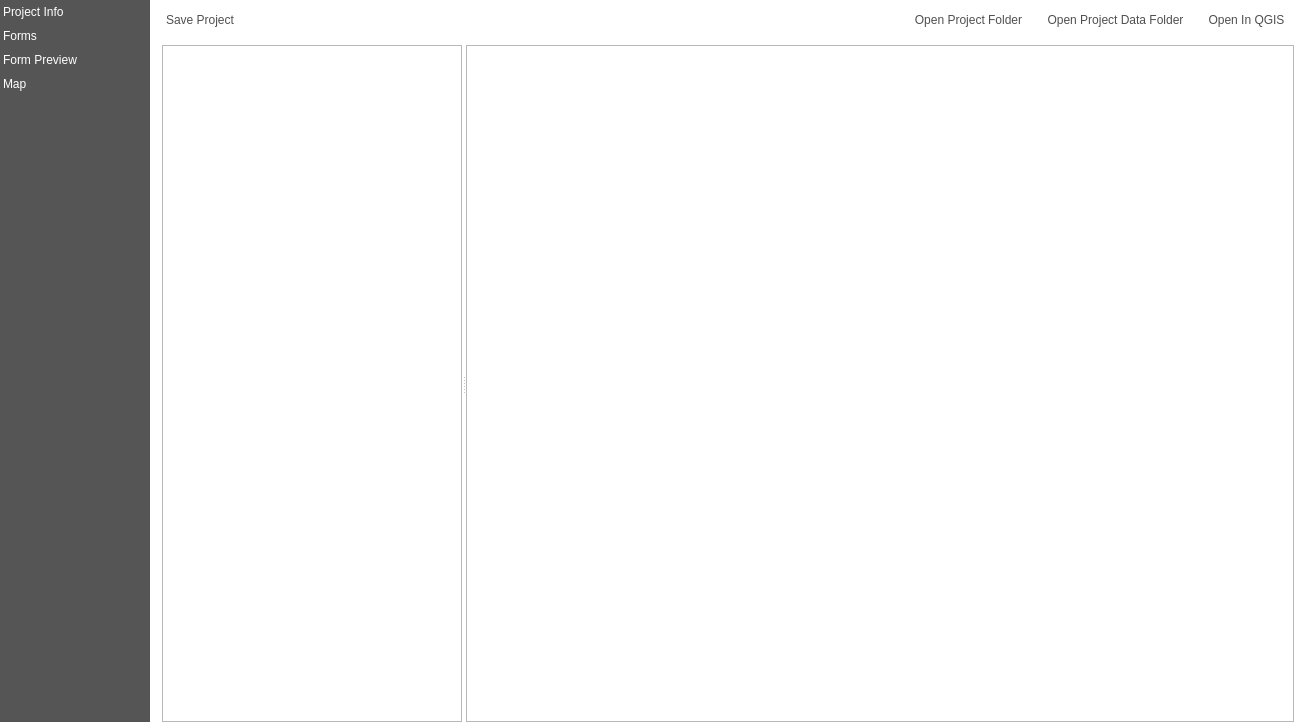
This is src/configmanager/ui/ui_projectwidget.ui in roam-qgis/Roam as Qt 5 draws it before an edit. The edited form follows.
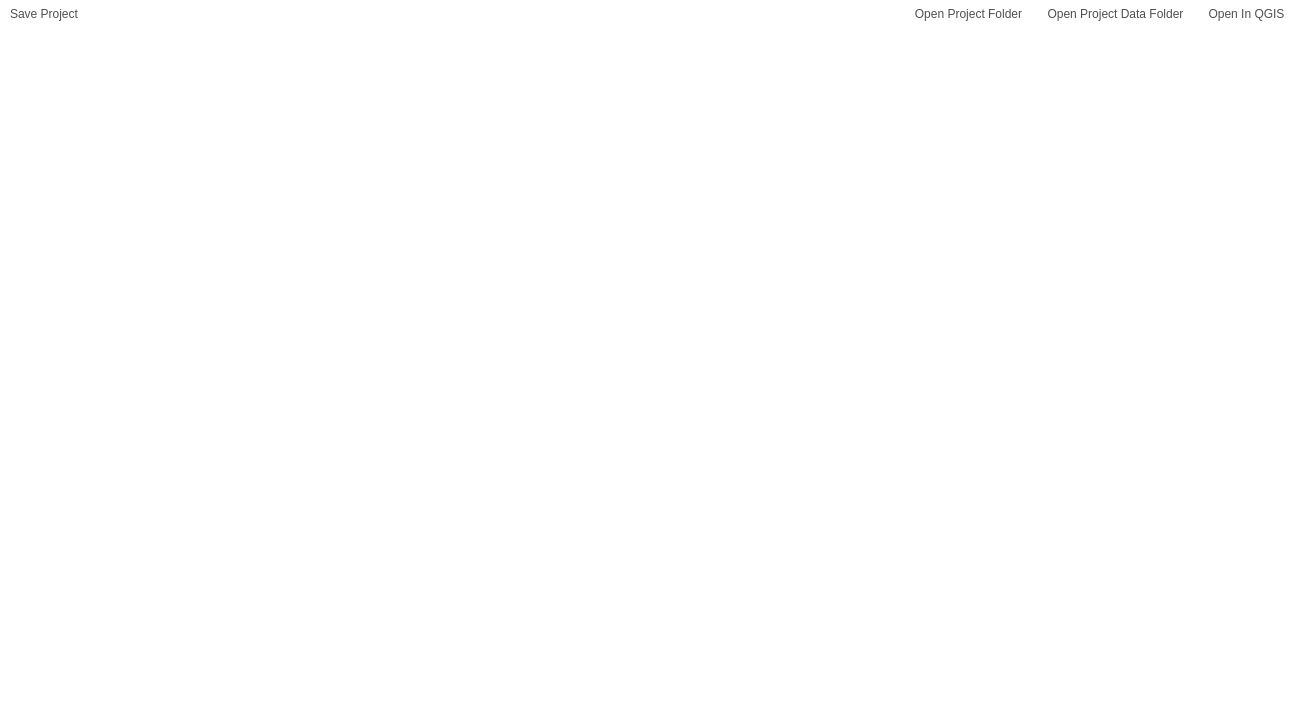
This is the edited form. The open tabs and pages were chosen to show the change. Icons and pictures are not drawn. Custom widgets are drawn as their Qt base class.

Commit message: Use tree view for project view

The edit to the form file:
```diff
--- a/src/configmanager/ui/ui_projectwidget.ui
+++ b/src/configmanager/ui/ui_projectwidget.ui
@@ -85,91 +85,7 @@
    <property name="margin">
     <number>0</number>
    </property>
-   <item row="0" column="0" rowspan="4">
-    <widget class="QListWidget" name="menuList">
-     <property name="sizePolicy">
-      <sizepolicy hsizetype="Maximum" vsizetype="Expanding">
-       <horstretch>0</horstretch>
-       <verstretch>0</verstretch>
-      </sizepolicy>
-     </property>
-     <property name="minimumSize">
-      <size>
-       <width>150</width>
-       <height>0</height>
-      </size>
-     </property>
-     <property name="maximumSize">
-      <size>
-       <width>150</width>
-       <height>16777215</height>
-      </size>
-     </property>
-     <property name="styleSheet">
-      <string notr="true">QListView {
-	background-color: rgb(85,85,85);
-	outline: 0;
-}
-
-QListView::item::selected {
-  background-color:white;
-  color: black;
-  padding-right: 0px;
-}
-
-QListView::item {
-  padding: 5px;
-  color: white;
-}
-</string>
-     </property>
-     <property name="frameShape">
-      <enum>QFrame::NoFrame</enum>
-     </property>
-     <property name="horizontalScrollBarPolicy">
-      <enum>Qt::ScrollBarAlwaysOff</enum>
-     </property>
-     <property name="editTriggers">
-      <set>QAbstractItemView::NoEditTriggers</set>
-     </property>
-     <property name="iconSize">
-      <size>
-       <width>32</width>
-       <height>32</height>
-      </size>
-     </property>
-     <property name="textElideMode">
-      <enum>Qt::ElideNone</enum>
-     </property>
-     <property name="resizeMode">
-      <enum>QListView::Adjust</enum>
-     </property>
-     <property name="wordWrap">
-      <bool>true</bool>
-     </property>
-     <item>
-      <property name="text">
-       <string>Project Info</string>
-      </property>
-     </item>
-     <item>
-      <property name="text">
-       <string>Forms</string>
-      </property>
-     </item>
-     <item>
-      <property name="text">
-       <string>Form Preview</string>
-      </property>
-     </item>
-     <item>
-      <property name="text">
-       <string>Map</string>
-      </property>
-     </item>
-    </widget>
-   </item>
-   <item row="1" column="1" colspan="2">
+   <item row="0" column="0" colspan="2">
     <layout class="QHBoxLayout" name="horizontalLayout_4">
      <property name="leftMargin">
       <number>0</number>
@@ -304,7 +220,7 @@
      </item>
     </layout>
    </item>
-   <item row="3" column="2">
+   <item row="1" column="1">
     <widget class="QStackedWidget" name="stackedWidget">
      <property name="sizePolicy">
       <sizepolicy hsizetype="Preferred" vsizetype="Preferred">
@@ -1032,6 +948,9 @@
        </item>
       </layout>
      </widget>
+     <widget class="QWidget" name="blank">
+      <layout class="QGridLayout" name="gridLayout_8"/>
+     </widget>
     </widget>
    </item>
   </layout>
```
Left out of the diff: 28 changed lines with no effect on the pictures. The commit also changes 4 other files.
